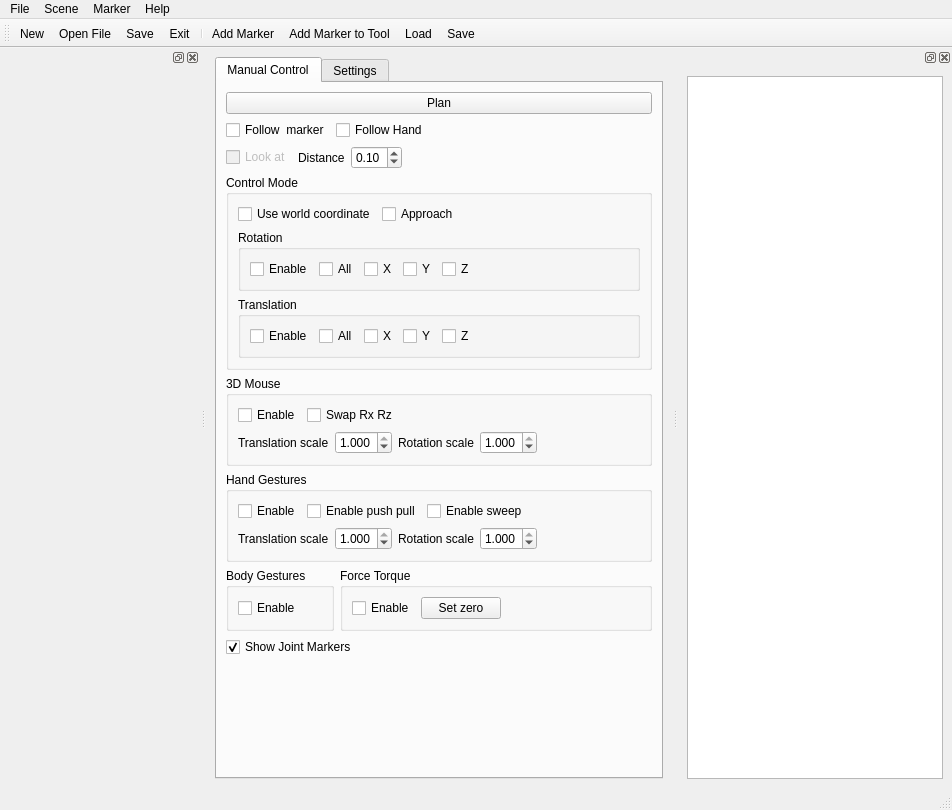
The window that hiveground/hg_apps/hg_inspector_arm/src/inspector_arm.ui (cuixiongyi/hiveground-ros-pkg) describes before a commit, drawn with Qt 5.
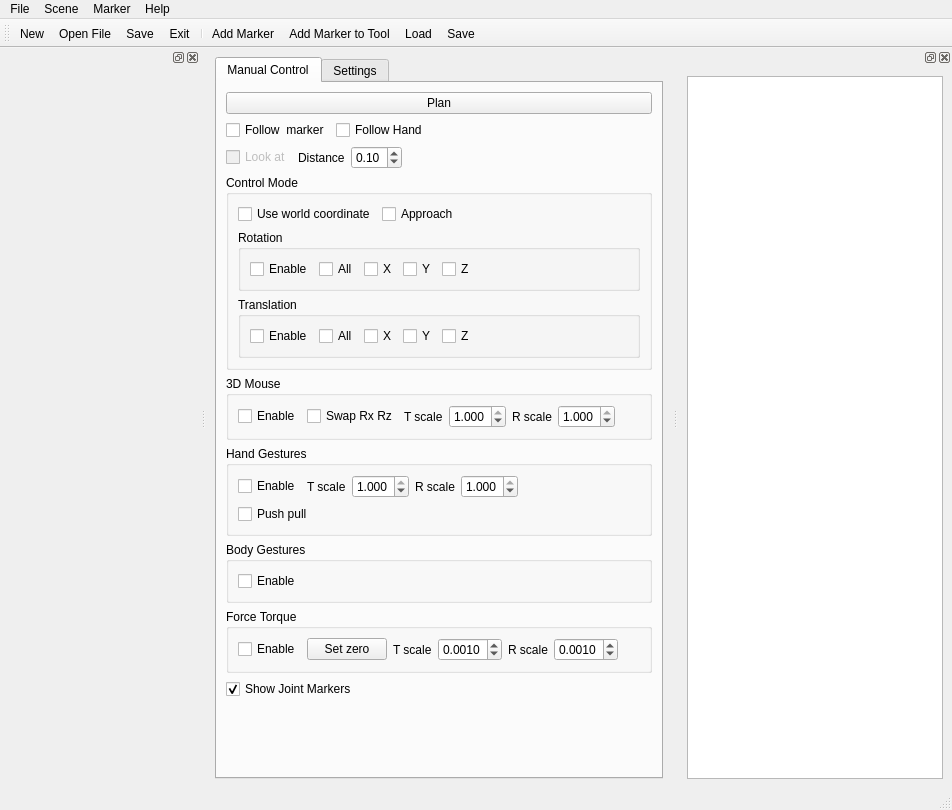
The same window after the commit.

Diff of the .ui file:
```diff
--- a/hiveground/hg_apps/hg_inspector_arm/src/inspector_arm.ui
+++ b/hiveground/hg_apps/hg_inspector_arm/src/inspector_arm.ui
@@ -296,26 +296,9 @@
               </widget>
              </item>
              <item>
-              <spacer name="horizontalSpacer_2">
-               <property name="orientation">
-                <enum>Qt::Horizontal</enum>
-               </property>
-               <property name="sizeHint" stdset="0">
-                <size>
-                 <width>40</width>
-                 <height>20</height>
-                </size>
-               </property>
-              </spacer>
-             </item>
-            </layout>
-           </item>
-           <item>
-            <layout class="QHBoxLayout" name="horizontalLayout_7">
-             <item>
               <widget class="QLabel" name="label_4">
                <property name="text">
-                <string>Translation scale</string>
+                <string>T scale</string>
                </property>
               </widget>
              </item>
@@ -341,7 +324,7 @@
              <item>
               <widget class="QLabel" name="label_5">
                <property name="text">
-                <string>Rotation scale</string>
+                <string>R scale</string>
                </property>
               </widget>
              </item>
@@ -365,7 +348,7 @@
               </widget>
              </item>
              <item>
-              <spacer name="horizontalSpacer_4">
+              <spacer name="horizontalSpacer_2">
                <property name="orientation">
                 <enum>Qt::Horizontal</enum>
                </property>
@@ -398,40 +381,9 @@
               </widget>
              </item>
              <item>
-              <widget class="QCheckBox" name="checkBoxEnablePushPullGesture">
-               <property name="text">
-                <string>Enable push pull</string>
-               </property>
-              </widget>
-             </item>
-             <item>
-              <widget class="QCheckBox" name="checkBoxEnableSweepGesture">
-               <property name="text">
-                <string>Enable sweep</string>
-               </property>
-              </widget>
-             </item>
-             <item>
-              <spacer name="horizontalSpacer_5">
-               <property name="orientation">
-                <enum>Qt::Horizontal</enum>
-               </property>
-               <property name="sizeHint" stdset="0">
-                <size>
-                 <width>40</width>
-                 <height>20</height>
-                </size>
-               </property>
-              </spacer>
-             </item>
-            </layout>
-           </item>
-           <item>
-            <layout class="QHBoxLayout" name="horizontalLayout_4">
-             <item>
               <widget class="QLabel" name="label_2">
                <property name="text">
-                <string>Translation scale</string>
+                <string>T scale</string>
                </property>
               </widget>
              </item>
@@ -457,7 +409,7 @@
              <item>
               <widget class="QLabel" name="label_3">
                <property name="text">
-                <string>Rotation scale</string>
+                <string>R scale</string>
                </property>
               </widget>
              </item>
@@ -481,6 +433,30 @@
               </widget>
              </item>
              <item>
+              <spacer name="horizontalSpacer_5">
+               <property name="orientation">
+                <enum>Qt::Horizontal</enum>
+               </property>
+               <property name="sizeHint" stdset="0">
+                <size>
+                 <width>40</width>
+                 <height>20</height>
+                </size>
+               </property>
+              </spacer>
+             </item>
+            </layout>
+           </item>
+           <item>
+            <layout class="QHBoxLayout" name="horizontalLayout_4">
+             <item>
+              <widget class="QCheckBox" name="checkBoxEnablePushPullGesture">
+               <property name="text">
+                <string>Push pull</string>
+               </property>
+              </widget>
+             </item>
+             <item>
               <spacer name="horizontalSpacer_6">
                <property name="orientation">
                 <enum>Qt::Horizontal</enum>
@@ -499,8 +475,6 @@
          </widget>
         </item>
         <item>
-         <layout class="QHBoxLayout" name="horizontalLayout_13">
-          <item>
            <widget class="QGroupBox" name="groupBox_3">
             <property name="title">
              <string>Body Gestures</string>
@@ -539,6 +513,58 @@
                </property>
               </widget>
              </item>
+           <item>
+            <widget class="QLabel" name="label_7">
+             <property name="text">
+              <string>T scale</string>
+             </property>
+            </widget>
+           </item>
+           <item>
+            <widget class="QDoubleSpinBox" name="doubleSpinBoxForceTranslationScale">
+             <property name="decimals">
+              <number>4</number>
+             </property>
+             <property name="minimum">
+              <double>0.000100000000000</double>
+             </property>
+             <property name="maximum">
+              <double>1.000000000000000</double>
+             </property>
+             <property name="singleStep">
+              <double>0.000100000000000</double>
+             </property>
+             <property name="value">
+              <double>0.001000000000000</double>
+             </property>
+            </widget>
+           </item>
+           <item>
+            <widget class="QLabel" name="label_8">
+             <property name="text">
+              <string>R scale</string>
+             </property>
+            </widget>
+           </item>
+           <item>
+            <widget class="QDoubleSpinBox" name="doubleSpinBoxForceRotationScale">
+             <property name="decimals">
+              <number>4</number>
+             </property>
+             <property name="minimum">
+              <double>0.000100000000000</double>
+             </property>
+             <property name="maximum">
+              <double>1.000000000000000</double>
+             </property>
+             <property name="singleStep">
+              <double>0.000100000000000</double>
+             </property>
+             <property name="value">
+              <double>0.001000000000000</double>
+             </property>
+            </widget>
+           </item>
              <item>
               <spacer name="horizontalSpacer_10">
                <property name="orientation">
@@ -554,8 +580,6 @@
              </item>
             </layout>
            </widget>
-          </item>
-         </layout>
         </item>
         <item>
          <widget class="QCheckBox" name="checkBoxShowJointMarkers">
```
Lines whose indentation alone changed are shown as unchanged.
